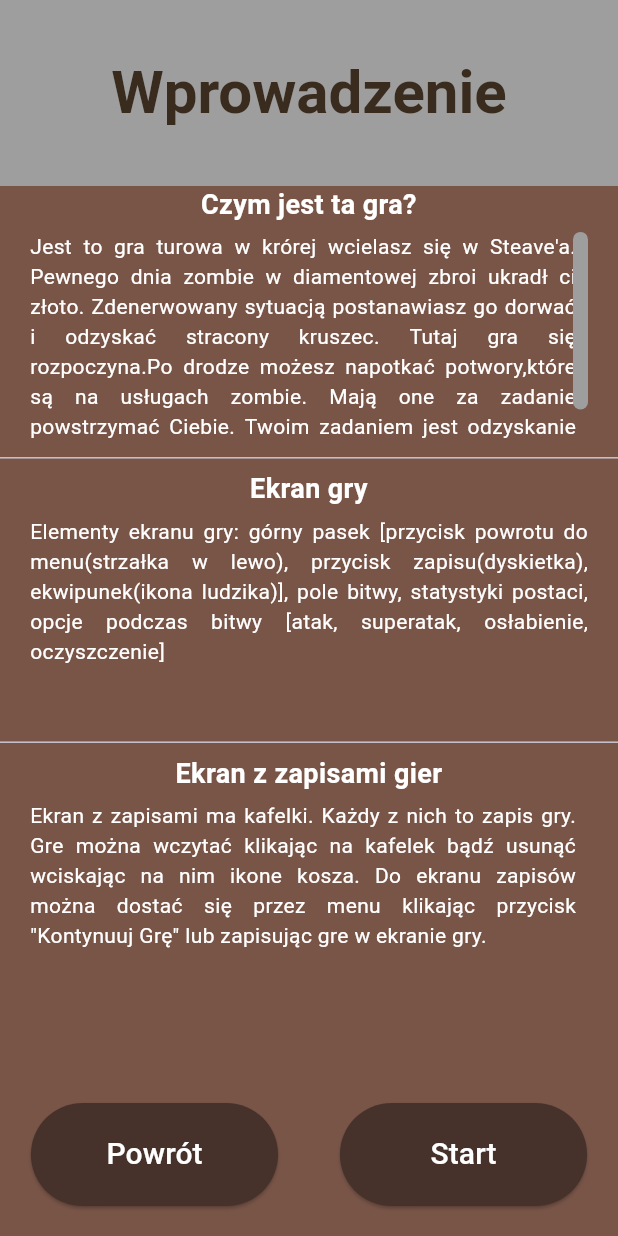
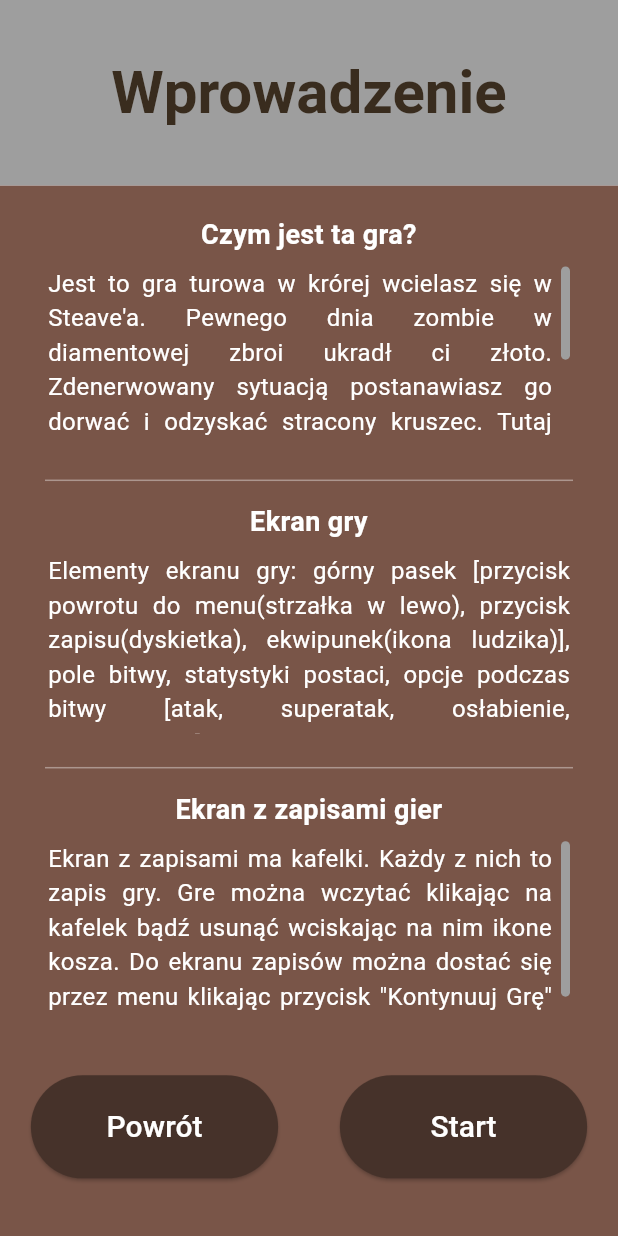
Before and after one commit to Sebastian2344/Brave-Steve, a Flutter app: the screen it shows after launch, after a tap on "Rozpocznij Nową Grę", on a phone screen of 412 x 824 dp. Run offline on Flutter 3.47's test engine with Material 3 defaults, Android fonts, the phone set to English and light mode, and no system bars; our stand-ins replace flutter_riverpod, hive_flutter, showcaseview; accounts and stored records are empty.

Commit message:
nowsza werjsa brave steve
lol

```diff
--- a/lib/game/presentation/screens/introduction.dart
+++ b/lib/game/presentation/screens/introduction.dart
@@ -10,10 +10,21 @@ class IntroductionScreen extends ConsumerWidget {
   final bool isNewGame;
   final ScrollController firstController = ScrollController();
   final ScrollController firstController2 = ScrollController();
+
   @override
   Widget build(BuildContext context, WidgetRef ref) {
-    double fontSize = MediaQuery.of(context).textScaler.scale(14.0);
+    double fontSize = MediaQuery.of(context).textScaler.scale(16.0);
     double fontSizeTitle = MediaQuery.of(context).textScaler.scale(18.0);
+
+    // Używamy tych samych kolorów i stylów, tylko poprawiamy layout
+    const dividerStyle = Divider(
+      height: 30,       // Większy odstęp pionowy dla linii
+      thickness: 1,
+      indent: 30,       // Odsunięcie linii od lewej krawędzi
+      endIndent: 30,    // Odsunięcie linii od prawej krawędzi
+      color: Colors.white38, // Lekko przezroczysty biały dla subtelności
+    );
+
     return Scaffold(
       appBar: AppBar(
         toolbarHeight: MediaQuery.of(context).size.height * 0.15,
@@ -28,8 +39,12 @@ class IntroductionScreen extends ConsumerWidget {
       ),
       body: ColoredBox(
         color: Colors.brown,
+        child: SafeArea( // SafeArea chroni przed "notchem" i dolnym paskiem gestów
           child: Column(
             children: [
+              // Dodatkowy odstęp od góry, żeby było "niżej"
+              const SizedBox(height: 20),
+
               Text(
                 'Czym jest ta gra?',
                 textAlign: TextAlign.center,
@@ -41,10 +56,10 @@ class IntroductionScreen extends ConsumerWidget {
               Expanded(
                 flex: 2,
                 child: Padding(
-                padding:
-                    const EdgeInsets.symmetric(horizontal: 20, vertical: 5),
+                  // Zwiększone wcięcia (horizontal: 32) dla schludniejszego wyglądu
+                  padding: const EdgeInsets.symmetric(horizontal: 32, vertical: 8),
                   child: RawScrollbar(
-                  thickness: 10,
+                    thickness: 6, // Trochę cieńszy pasek przewijania
                     thumbColor: Colors.grey,
                     controller: firstController,
                     thumbVisibility: true,
@@ -52,18 +67,20 @@ class IntroductionScreen extends ConsumerWidget {
                     child: SingleChildScrollView(
                       controller: firstController,
                       child: Padding(
-                      padding: const EdgeInsets.only(right: 8),
-                      child: Text(textAlign: TextAlign.justify,
+                        padding: const EdgeInsets.only(right: 12),
+                        child: Text(
+                          textAlign: TextAlign.justify,
                           '''Jest to gra turowa w krórej wcielasz się w Steave'a. Pewnego dnia zombie w diamentowej zbroi ukradł ci złoto. Zdenerwowany sytuacją postanawiasz go dorwać i odzyskać stracony kruszec. Tutaj gra się rozpoczyna.Po drodze możesz napotkać potwory,które są na usługach zombie. Mają one za zadanie powstrzymać Ciebie. Twoim zadaniem jest odzyskanie złota pozostając żywym.''',
-                        style:
-                            TextStyle(fontSize: fontSize, color: Colors.white),
+                          style: TextStyle(fontSize: fontSize, color: Colors.white),
                         ),
                       ),
                     ),
                   ),
                 ),
               ),
-            const Divider(),
+
+              dividerStyle, // Użycie poprawionego separatora
+
               Text(
                 'Ekran gry',
                 textAlign: TextAlign.center,
@@ -75,15 +92,20 @@ class IntroductionScreen extends ConsumerWidget {
               Expanded(
                 flex: 2,
                 child: Padding(
-                padding:
-                    const EdgeInsets.symmetric(horizontal: 20, vertical: 5),
-                child: Text(textAlign: TextAlign.justify,
+                  // Zwiększone wcięcia
+                  padding: const EdgeInsets.symmetric(horizontal: 32, vertical: 8),
+                  child: Center( // Center pomaga, gdy tekst jest krótki
+                    child: Text(
+                      textAlign: TextAlign.justify,
                       'Elementy ekranu gry: górny pasek [przycisk powrotu do menu(strzałka w lewo), przycisk zapisu(dyskietka), ekwipunek(ikona ludzika)], pole bitwy, statystyki postaci, opcje podczas bitwy [atak, superatak, osłabienie, oczyszczenie]',
-                  style: TextStyle(fontSize: fontSize, color: Colors.white,),
+                      style: TextStyle(fontSize: fontSize, color: Colors.white),
                     ),
                   ),
                 ),
-            const Divider(),
+              ),
+
+              dividerStyle, // Użycie poprawionego separatora
+
               Text(
                 'Ekran z zapisami gier',
                 textAlign: TextAlign.center,
@@ -95,10 +117,10 @@ class IntroductionScreen extends ConsumerWidget {
               Expanded(
                 flex: 2,
                 child: Padding(
-                padding:
-                    const EdgeInsets.symmetric(horizontal: 20, vertical: 5),
+                  // Zwiększone wcięcia
+                  padding: const EdgeInsets.symmetric(horizontal: 32, vertical: 8),
                   child: RawScrollbar(
-                  thickness: 10,
+                    thickness: 6,
                     thumbColor: Colors.grey,
                     controller: firstController2,
                     radius: const Radius.circular(20),
@@ -106,11 +128,11 @@ class IntroductionScreen extends ConsumerWidget {
                     child: SingleChildScrollView(
                       controller: firstController2,
                       child: Padding(
-                      padding: const EdgeInsets.only(right: 8),
-                      child: Text(textAlign: TextAlign.justify,
+                        padding: const EdgeInsets.only(right: 12),
+                        child: Text(
+                          textAlign: TextAlign.justify,
                           'Ekran z zapisami ma kafelki. Każdy z nich to zapis gry. Gre można wczytać klikając na kafelek bądź usunąć wciskając na nim ikone kosza. Do ekranu zapisów można dostać się przez menu klikając przycisk "Kontynuuj Grę" lub zapisując gre w ekranie gry.',
-                        style:
-                            TextStyle(fontSize: fontSize, color: Colors.white),
+                          style: TextStyle(fontSize: fontSize, color: Colors.white),
                         ),
                       ),
                     ),
@@ -120,8 +142,8 @@ class IntroductionScreen extends ConsumerWidget {
               Expanded(
                 flex: 2,
                 child: Container(
-                padding: const EdgeInsets.only(bottom: 20),
-                alignment: Alignment.bottomCenter,
+                  padding: const EdgeInsets.only(bottom: 10),
+                  alignment: Alignment.center, // Wycentrowanie przycisków w ich przestrzeni
                   child: Row(
                     mainAxisAlignment: MainAxisAlignment.spaceAround,
                     children: [
@@ -133,8 +155,7 @@ class IntroductionScreen extends ConsumerWidget {
                               }));
                         },
                         style: ElevatedButton.styleFrom(
-                          backgroundColor:
-                              const Color.fromARGB(255, 70, 50, 42),
+                            backgroundColor: const Color.fromARGB(255, 70, 50, 42),
                             foregroundColor: Colors.white,
                             fixedSize: Size(
                               MediaQuery.of(context).size.width / 2.5,
@@ -156,8 +177,7 @@ class IntroductionScreen extends ConsumerWidget {
                             }
                           },
                           style: ElevatedButton.styleFrom(
-                            backgroundColor:
-                                const Color.fromARGB(255, 70, 50, 42),
+                              backgroundColor: const Color.fromARGB(255, 70, 50, 42),
                               foregroundColor: Colors.white,
                               fixedSize: Size(
                                 MediaQuery.of(context).size.width / 2.5,
@@ -174,6 +194,7 @@ class IntroductionScreen extends ConsumerWidget {
             ],
           ),
         ),
+      ),
     );
   }
 }
--- a/lib/game/presentation/widgets/alertsDialog/win_or_lose.dart
+++ b/lib/game/presentation/widgets/alertsDialog/win_or_lose.dart
@@ -63,7 +63,7 @@ class LvlupStats extends StatelessWidget {
                         gameMetods.chooseStats(0, 10);
                       },
                       icon: Icon(
-                        Icons.favorite,
+                        Icons.add_circle,
                         color: numberSkillPoints > 0 ? Colors.red : Colors.grey,
                         size: 24,
                       ))),
--- a/pubspec.yaml
+++ b/pubspec.yaml
@@ -39,6 +39,7 @@ dependencies:
   flutter_riverpod: ^2.4.9
   build_runner: ^2.4.7
   feature_discovery: ^0.14.1
+  showcaseview: ^5.0.1
 dev_dependencies:
   flutter_test:
     sdk: flutter
```
Also changed, not shown: lib/game/presentation/screens/game_view.dart (+67 -13 lines), lib/game/presentation/widgets/action_buttons_view.dart (+97 -62 lines), pubspec.lock, 17 other files. Lines whose indentation alone changed are shown as unchanged.
